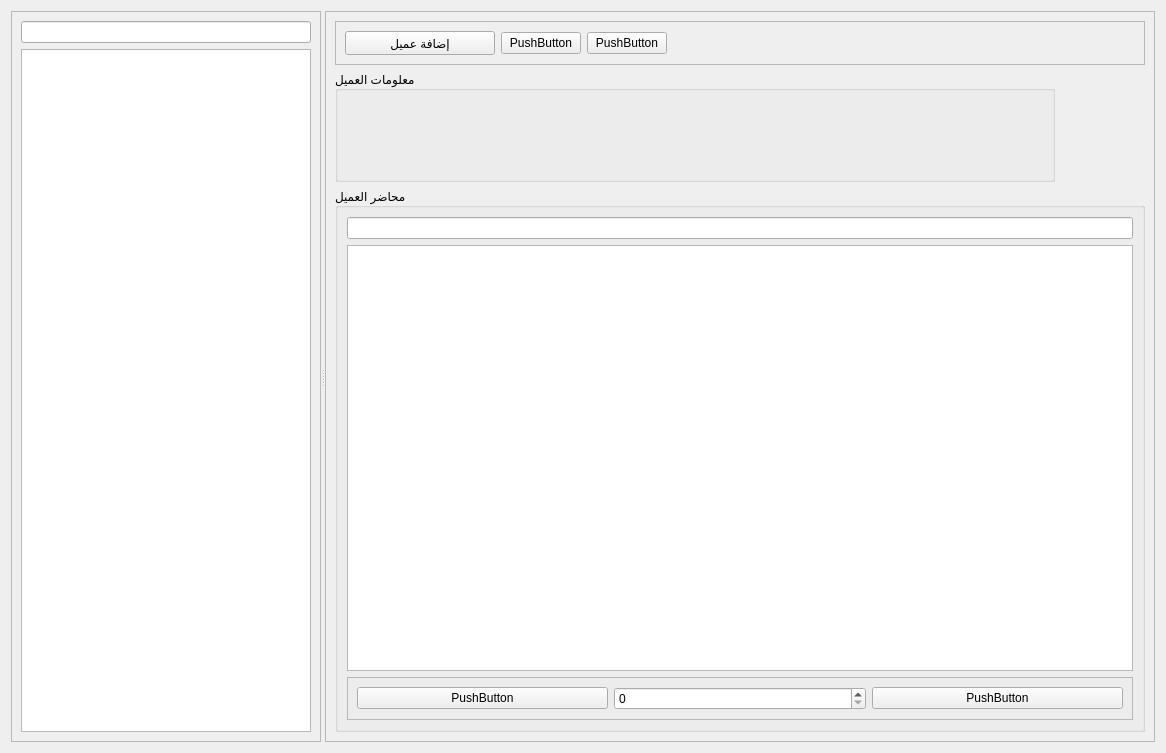
The window that ui/page_clients.ui (dukehub/baillif_app_v2) describes before a commit, drawn with Qt 5.
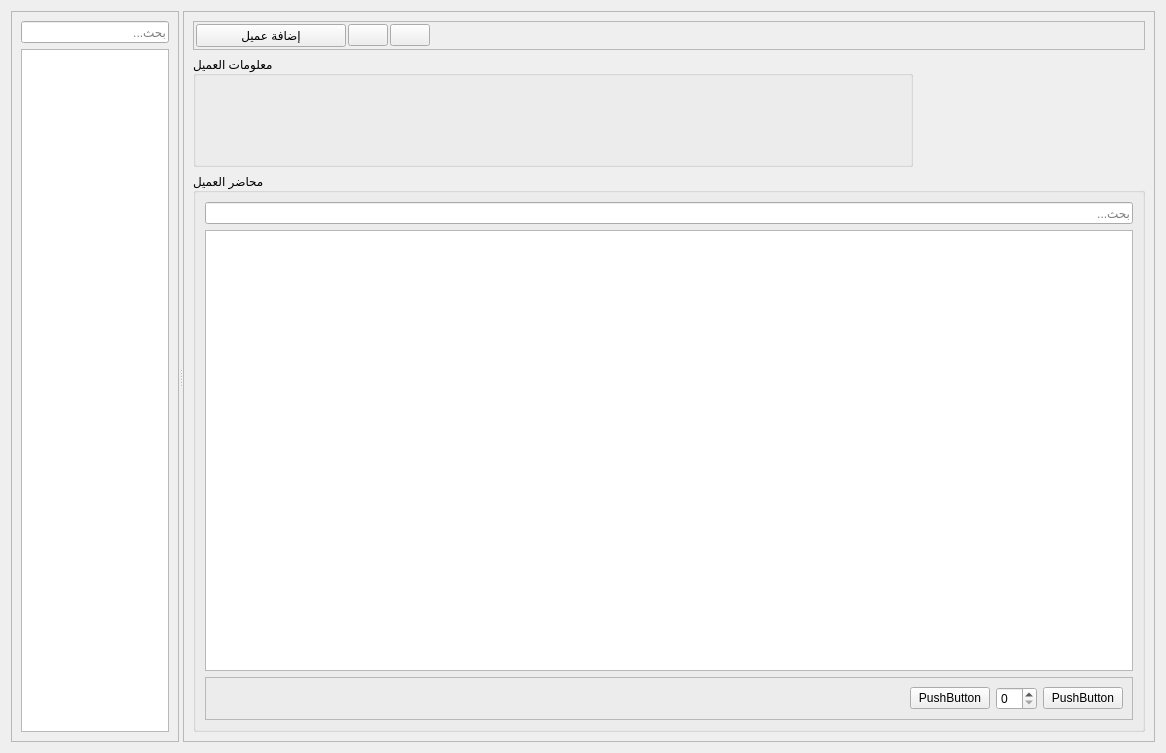
The same window after the commit. Icons and pictures are not drawn.

Commit message: fix pages and filter

Patch:
```diff
--- a/ui/page_clients.ui
+++ b/ui/page_clients.ui
@@ -57,7 +57,7 @@
           <item>
            <widget class="QLineEdit" name="le_find_clients">
             <property name="placeholderText">
-             <string/>
+             <string>بحث...</string>
             </property>
             <property name="clearButtonEnabled">
              <bool>true</bool>
@@ -75,6 +75,9 @@
            <verstretch>0</verstretch>
           </sizepolicy>
          </property>
+         <property name="sizeAdjustPolicy">
+          <enum>QAbstractScrollArea::SizeAdjustPolicy::AdjustToContents</enum>
+         </property>
          <property name="editTriggers">
           <set>QAbstractItemView::EditTrigger::NoEditTriggers</set>
          </property>
@@ -87,9 +90,36 @@
          <property name="selectionBehavior">
           <enum>QAbstractItemView::SelectionBehavior::SelectRows</enum>
          </property>
+         <property name="textElideMode">
+          <enum>Qt::TextElideMode::ElideNone</enum>
+         </property>
          <property name="sortingEnabled">
           <bool>true</bool>
          </property>
+         <attribute name="horizontalHeaderCascadingSectionResizes">
+          <bool>true</bool>
+         </attribute>
+         <attribute name="horizontalHeaderMinimumSectionSize">
+          <number>100</number>
+         </attribute>
+         <attribute name="horizontalHeaderDefaultSectionSize">
+          <number>120</number>
+         </attribute>
+         <attribute name="horizontalHeaderShowSortIndicator" stdset="0">
+          <bool>false</bool>
+         </attribute>
+         <attribute name="horizontalHeaderStretchLastSection">
+          <bool>true</bool>
+         </attribute>
+         <attribute name="verticalHeaderCascadingSectionResizes">
+          <bool>true</bool>
+         </attribute>
+         <attribute name="verticalHeaderShowSortIndicator" stdset="0">
+          <bool>false</bool>
+         </attribute>
+         <attribute name="verticalHeaderStretchLastSection">
+          <bool>false</bool>
+         </attribute>
         </widget>
        </item>
       </layout>
@@ -111,18 +141,33 @@
           <enum>QFrame::Shadow::Raised</enum>
          </property>
          <layout class="QHBoxLayout" name="horizontalLayout_13">
+          <property name="spacing">
+           <number>2</number>
+          </property>
+          <property name="leftMargin">
+           <number>2</number>
+          </property>
+          <property name="topMargin">
+           <number>2</number>
+          </property>
+          <property name="rightMargin">
+           <number>2</number>
+          </property>
+          <property name="bottomMargin">
+           <number>2</number>
+          </property>
           <item>
            <widget class="QPushButton" name="pb_add">
             <property name="minimumSize">
              <size>
               <width>150</width>
-              <height>24</height>
+              <height>0</height>
              </size>
             </property>
             <property name="maximumSize">
              <size>
-              <width>300</width>
-              <height>32</height>
+              <width>16777215</width>
+              <height>16777215</height>
              </size>
             </property>
             <property name="styleSheet">
@@ -146,14 +191,22 @@
           <item>
            <widget class="QPushButton" name="pb_edit">
             <property name="text">
-             <string>PushButton</string>
+             <string/>
+            </property>
+            <property name="icon">
+             <iconset resource="ui.resources.qrc">
+              <normaloff>:/icons/icons/edit.svg</normaloff>:/icons/icons/edit.svg</iconset>
             </property>
            </widget>
           </item>
           <item>
            <widget class="QPushButton" name="pb_delete">
             <property name="text">
-             <string>PushButton</string>
+             <string/>
+            </property>
+            <property name="icon">
+             <iconset resource="ui.resources.qrc">
+              <normaloff>:/icons/icons/trash.svg</normaloff>:/icons/icons/trash.svg</iconset>
             </property>
            </widget>
           </item>
@@ -274,10 +327,60 @@
          </property>
          <layout class="QVBoxLayout" name="verticalLayout">
           <item>
-           <widget class="QLineEdit" name="le_find_dossiers"/>
+           <widget class="QLineEdit" name="le_find_dossiers">
+            <property name="placeholderText">
+             <string>بحث...</string>
+            </property>
+            <property name="clearButtonEnabled">
+             <bool>true</bool>
+            </property>
+           </widget>
           </item>
           <item>
-           <widget class="QTableView" name="tableView_dossiers"/>
+           <widget class="QTableView" name="tableView_dossiers">
+            <property name="sizeAdjustPolicy">
+             <enum>QAbstractScrollArea::SizeAdjustPolicy::AdjustToContents</enum>
+            </property>
+            <property name="editTriggers">
+             <set>QAbstractItemView::EditTrigger::NoEditTriggers</set>
+            </property>
+            <property name="alternatingRowColors">
+             <bool>true</bool>
+            </property>
+            <property name="selectionMode">
+             <enum>QAbstractItemView::SelectionMode::SingleSelection</enum>
+            </property>
+            <property name="selectionBehavior">
+             <enum>QAbstractItemView::SelectionBehavior::SelectRows</enum>
+            </property>
+            <property name="textElideMode">
+             <enum>Qt::TextElideMode::ElideNone</enum>
+            </property>
+            <property name="sortingEnabled">
+             <bool>true</bool>
+            </property>
+            <attribute name="horizontalHeaderCascadingSectionResizes">
+             <bool>true</bool>
+            </attribute>
+            <attribute name="horizontalHeaderHighlightSections">
+             <bool>true</bool>
+            </attribute>
+            <attribute name="horizontalHeaderShowSortIndicator" stdset="0">
+             <bool>false</bool>
+            </attribute>
+            <attribute name="horizontalHeaderStretchLastSection">
+             <bool>false</bool>
+            </attribute>
+            <attribute name="verticalHeaderCascadingSectionResizes">
+             <bool>true</bool>
+            </attribute>
+            <attribute name="verticalHeaderShowSortIndicator" stdset="0">
+             <bool>false</bool>
+            </attribute>
+            <attribute name="verticalHeaderStretchLastSection">
+             <bool>false</bool>
+            </attribute>
+           </widget>
           </item>
           <item>
            <widget class="QFrame" name="frame_3">
@@ -288,6 +391,19 @@
              <enum>QFrame::Shadow::Raised</enum>
             </property>
             <layout class="QHBoxLayout" name="horizontalLayout">
+             <item>
+              <spacer name="horizontalSpacer">
+               <property name="orientation">
+                <enum>Qt::Orientation::Horizontal</enum>
+               </property>
+               <property name="sizeHint" stdset="0">
+                <size>
+                 <width>40</width>
+                 <height>20</height>
+                </size>
+               </property>
+              </spacer>
+             </item>
              <item>
               <widget class="QPushButton" name="pushButton">
                <property name="text">
```
Left out of the diff: 6 changed lines with no effect on the pictures. The commit also changes 12 other files.
